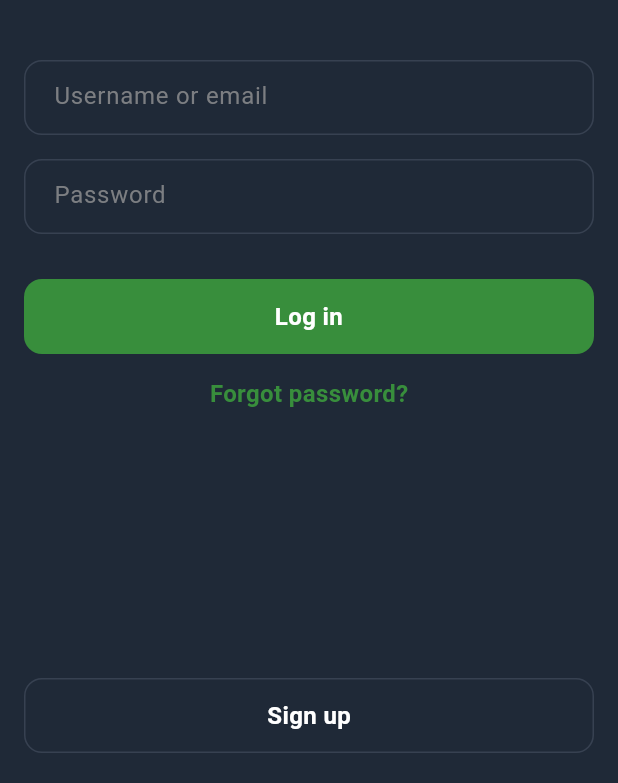
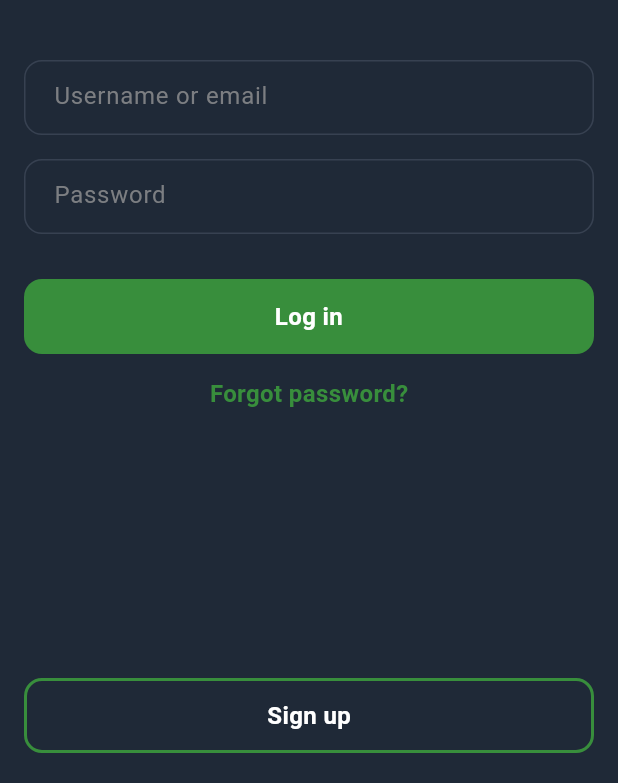
Before and after one commit to esclient/mobile-app, a Flutter app: the screen it shows after launch, after a tap on "Профиль", on a phone screen of 412 x 824 dp, the part 453-1236 px from its top. Run offline on Flutter 3.47's test engine with Material 3 defaults, Android fonts, the phone set to English and light mode, and no system bars; our stand-ins replace cached_network_image, flutter_svg, graphql_flutter, hive_flutter; accounts and stored records are empty; network calls fail.

Commit message:
Hotfixes (#11)

```diff
--- a/lib/components/app_header.dart
+++ b/lib/components/app_header.dart
@@ -15,6 +15,7 @@ class AppHeader extends StatelessWidget implements PreferredSizeWidget {
   final bool showActualSearchBar;
   final String? searchQuery;
   final ValueChanged<String>? onSearchSubmitted;
+  final ValueChanged<TextEditingController>? onSearchControllerCreated;
   final VoidCallback?
   onFilterPressed; // Filter button is part of InteractiveSearchBar
 
@@ -27,6 +28,7 @@ class AppHeader extends StatelessWidget implements PreferredSizeWidget {
     this.showActualSearchBar = false,
     this.searchQuery,
     this.onSearchSubmitted,
+    this.onSearchControllerCreated,
     this.onFilterPressed,
   });
 
@@ -45,6 +47,7 @@ class AppHeader extends StatelessWidget implements PreferredSizeWidget {
                   child: SearchBar(
                     initialValue: searchQuery,
                     onSubmitted: onSearchSubmitted ?? (value) {},
+                    onControllerCreated: onSearchControllerCreated,
                     onFilterPressed: onFilterPressed,
                     hintText: 'Поиск модов...',
                   ),
--- a/lib/components/interactive_widgets.dart
+++ b/lib/components/interactive_widgets.dart
@@ -139,7 +139,7 @@ class SvgIcon extends StatelessWidget {
   }
 }
 
-/// Optimized star rating widget
+/// Optimized star rating widget using custom SVG icon
 class StarRating extends StatelessWidget {
   final double rating;
   final double starSize;
@@ -162,14 +162,11 @@ class StarRating extends StatelessWidget {
       mainAxisSize: MainAxisSize.min,
       children: List.generate(maxStars, (index) {
         final starRating = index + 1;
-        return Icon(
-          starRating <= rating.floor()
-              ? Icons.star
-              : starRating <= rating
-              ? Icons.star_half
-              : Icons.star_border,
+        final isFilled = starRating <= rating;
+        return SvgIcon(
+          assetPath: 'lib/icons/rating/star.svg',
           size: starSize,
-          color: starRating <= rating ? activeColor : inactiveColor,
+          color: isFilled ? activeColor : inactiveColor,
         );
       }),
     );
@@ -202,8 +199,8 @@ class PeriodButton extends StatelessWidget {
           foregroundColor: Colors.white,
           side: BorderSide(
             color: isSelected
-                ? const Color(0xFF4ADE80)
-                : const Color(0xFF6B7280),
+                ? const Color(0xFF388E3C)
+                : const Color(0xFF4B5563),
             width: 1,
           ),
           shape: RoundedRectangleBorder(
--- a/lib/components/search_bar.dart
+++ b/lib/components/search_bar.dart
@@ -18,6 +18,7 @@ class SearchBar extends StatefulWidget {
   final VoidCallback? onFilterPressed;
   final Duration debounceDelay;
   final String hintText;
+  final ValueChanged<TextEditingController>? onControllerCreated;
 
   const SearchBar({
     super.key,
@@ -26,6 +27,7 @@ class SearchBar extends StatefulWidget {
     this.onFilterPressed,
     this.debounceDelay = const Duration(milliseconds: 500),
     this.hintText = 'Find something',
+    this.onControllerCreated,
   });
 
   @override
@@ -46,6 +48,9 @@ class _SearchBarState extends State<SearchBar>
     super.initState();
     _controller = TextEditingController(text: widget.initialValue ?? '');
     _focusNode = FocusNode();
+
+    // Notify parent about controller creation
+    widget.onControllerCreated?.call(_controller);
 
     // Animation controller for filter button
     _filterAnimationController = AnimationController(
@@ -92,6 +97,17 @@ class _SearchBarState extends State<SearchBar>
     // Removed auto-search functionality
     // Search will only happen on submit (Enter press)
     _debounceTimer?.cancel();
+    setState(() {}); // Rebuild to update UI
+  }
+
+  @override
+  void didUpdateWidget(SearchBar oldWidget) {
+    super.didUpdateWidget(oldWidget);
+    // Update controller text if initialValue changes
+    if (widget.initialValue != oldWidget.initialValue &&
+        widget.initialValue != _controller.text) {
+      _controller.text = widget.initialValue ?? '';
+    }
   }
 
   @override
--- a/lib/pages/login_page.dart
+++ b/lib/pages/login_page.dart
@@ -301,7 +301,7 @@ class _LoginPageState extends State<LoginPage> {
         height: 50,
         decoration: BoxDecoration(
           borderRadius: BorderRadius.circular(12),
-          border: Border.all(width: 1, color: const Color(0xFF374151)),
+          border: Border.all(width: 2, color: const Color(0xFF388E3C)),
         ),
         child: const Center(
           child: Text(
--- a/pubspec.yaml
+++ b/pubspec.yaml
@@ -76,6 +76,7 @@ flutter:
     - lib/icons/logo.svg
     - lib/icons/image_preview.svg
     - lib/icons/return.svg
+    - lib/icons/rating/star.svg
 
   # An image asset can refer to one or more resolution-specific "variants", see
   # https://flutter.dev/to/resolution-aware-images
```
Also changed, not shown: lib/pages/mods_list_page.dart (+21 -2 lines), lib/services/mods_service.dart (+8 -5 lines), lib/icons/rating/star.svg (renamed from lib/icons/main/Star.svg).
